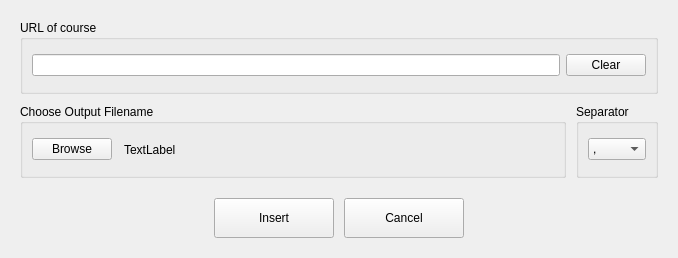
Old version of the form memrise_scraper.ui in the repository tombranfield/memrise_scraper.
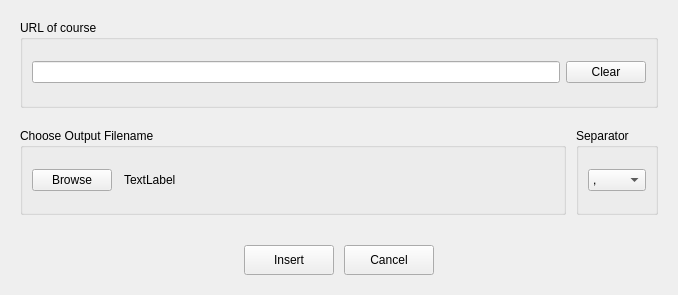
New version of the form.

Commit message: Wrote write_to_file(), insert(), and scrape()

```diff
--- a/memrise_scraper.ui
+++ b/memrise_scraper.ui
@@ -7,7 +7,7 @@
     <x>0</x>
     <y>0</y>
     <width>678</width>
-    <height>258</height>
+    <height>295</height>
    </rect>
   </property>
   <property name="sizePolicy">
@@ -65,6 +65,22 @@
       </layout>
      </widget>
     </item>
+    <item>
+     <spacer name="verticalSpacer">
+      <property name="orientation">
+       <enum>Qt::Vertical</enum>
+      </property>
+      <property name="sizeType">
+       <enum>QSizePolicy::Preferred</enum>
+      </property>
+      <property name="sizeHint" stdset="0">
+       <size>
+        <width>0</width>
+        <height>10</height>
+       </size>
+      </property>
+     </spacer>
+    </item>
     <item>
      <layout class="QHBoxLayout" name="horizontalLayout">
       <item>
@@ -140,6 +156,22 @@
       </item>
      </layout>
     </item>
+    <item>
+     <spacer name="verticalSpacer_2">
+      <property name="orientation">
+       <enum>Qt::Vertical</enum>
+      </property>
+      <property name="sizeType">
+       <enum>QSizePolicy::Preferred</enum>
+      </property>
+      <property name="sizeHint" stdset="0">
+       <size>
+        <width>20</width>
+        <height>10</height>
+       </size>
+      </property>
+     </spacer>
+    </item>
     <item>
      <layout class="QHBoxLayout" name="horizontalLayout_4">
       <property name="topMargin">
@@ -168,8 +200,8 @@
         </property>
         <property name="minimumSize">
          <size>
-          <width>120</width>
-          <height>40</height>
+          <width>90</width>
+          <height>30</height>
          </size>
         </property>
         <property name="text">
@@ -181,8 +213,8 @@
        <widget class="QPushButton" name="cancel_button">
         <property name="minimumSize">
          <size>
-          <width>120</width>
-          <height>40</height>
+          <width>90</width>
+          <height>30</height>
          </size>
         </property>
         <property name="text">
```
The commit also changes 1 other file.
